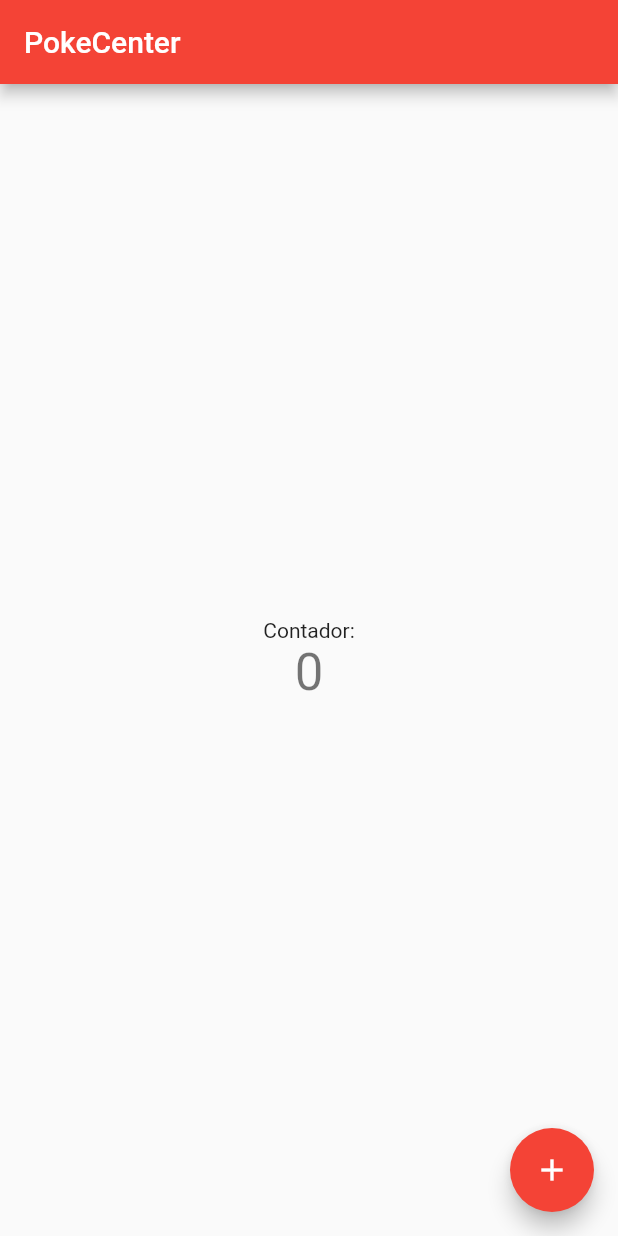
After one commit to CEFETTA/Poke-Center, a Flutter app: the screen it shows after launch, on a phone screen of 412 x 824 dp. The commit adds this screen. Run offline on Flutter 3.47's test engine with Material 2 defaults, Android fonts, the phone set to English and light mode, and no system bars; our stand-ins replace flutter_mobx, mobx; generated files the repository leaves out were written again.

Commit message:
refactor(home): adjusts file structure

```diff
--- /dev/null
+++ b/frontend/pokecenter_front/lib/globals.dart
@@ -0,0 +1,3 @@
+import 'package:pokecenter_front/stores/counter.dart';
+
+final counter = new Counter();
--- /dev/null
+++ b/frontend/pokecenter_front/lib/pages/home.dart
@@ -0,0 +1,42 @@
+import 'package:flutter/material.dart';
+import 'package:flutter_mobx/flutter_mobx.dart';
+import '../globals.dart';
+
+class HomePage extends StatefulWidget {
+  HomePage({Key key, this.title}) : super(key: key);
+  final String title;
+
+  @override
+  _HomePageState createState() => _HomePageState();
+}
+
+class _HomePageState extends State<HomePage> {
+  @override
+  Widget build(BuildContext context) {
+    return Scaffold(
+      appBar: AppBar(
+        title: Text(widget.title),
+      ),
+      body: Center(
+        child: Column(
+          mainAxisAlignment: MainAxisAlignment.center,
+          children: <Widget>[
+            Text(
+              'Contador:',
+            ),
+            Observer(
+                builder: (_) => Text(
+                      '${counter.value}',
+                      style: Theme.of(context).textTheme.headline4,
+                    ))
+          ],
+        ),
+      ),
+      floatingActionButton: FloatingActionButton(
+        onPressed: counter.increment,
+        tooltip: 'Aumentar contador',
+        child: Icon(Icons.add),
+      ),
+    );
+  }
+}
```
Also changed, not shown: frontend/pokecenter_front/lib/main.dart (+2 -46 lines).
